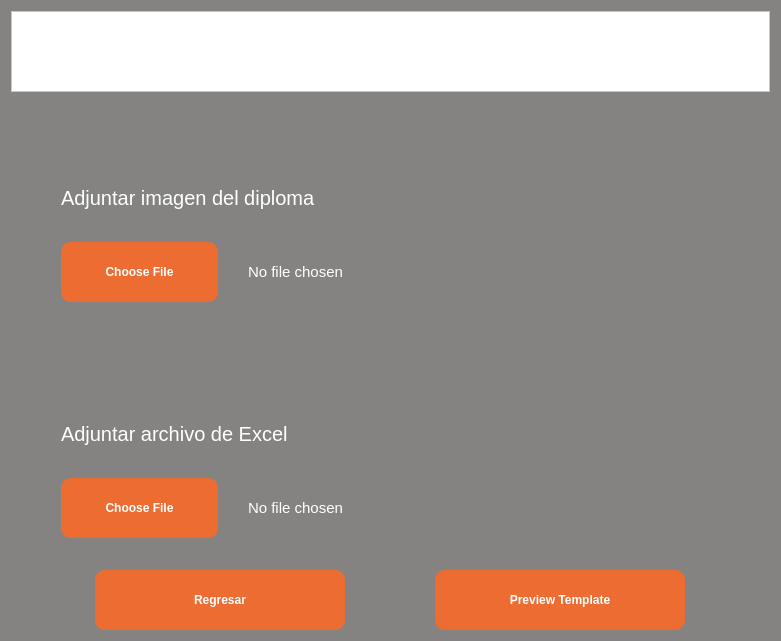
Above: ui/FileUploadScreen.ui from RicarlOz/DiplomaGenerator before the change. Below: the same form after it.
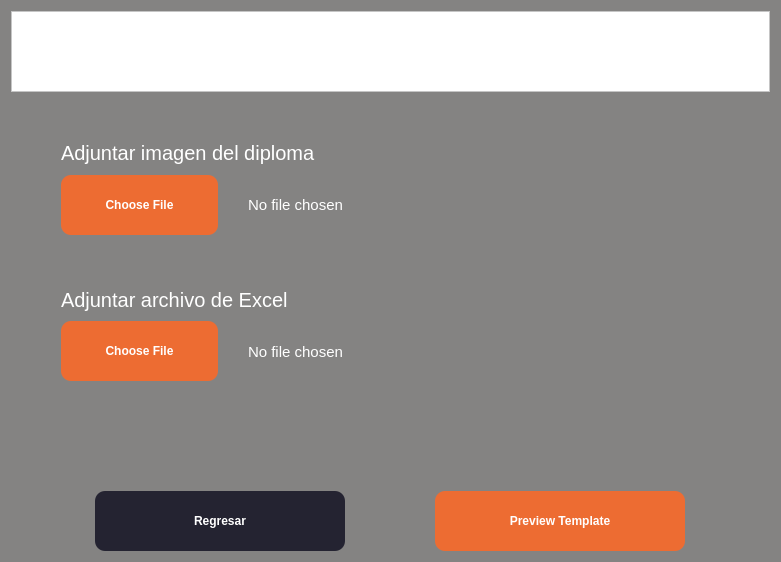
That is the form after the change. Icons and pictures are not drawn.

Commit message: UI buttons consistency

```diff
--- a/ui/FileUploadScreen.ui
+++ b/ui/FileUploadScreen.ui
@@ -10,7 +10,7 @@
     <x>0</x>
     <y>0</y>
     <width>781</width>
-    <height>641</height>
+    <height>562</height>
    </rect>
   </property>
   <property name="palette">
@@ -494,12 +494,12 @@
      <property name="leftMargin">
       <number>50</number>
      </property>
-     <property name="topMargin">
-      <number>0</number>
-     </property>
      <property name="rightMargin">
       <number>50</number>
      </property>
+     <property name="bottomMargin">
+      <number>100</number>
+     </property>
      <item>
       <widget class="QLabel" name="lbAttachImg">
        <property name="styleSheet">
@@ -827,7 +827,7 @@
         </font>
        </property>
        <property name="styleSheet">
-        <string notr="true">background-color: rgb(237, 108, 50);
+        <string notr="true">background-color: #242331;
 border-radius: 10px</string>
        </property>
        <property name="text">
```
The commit also changes 3 other files.
